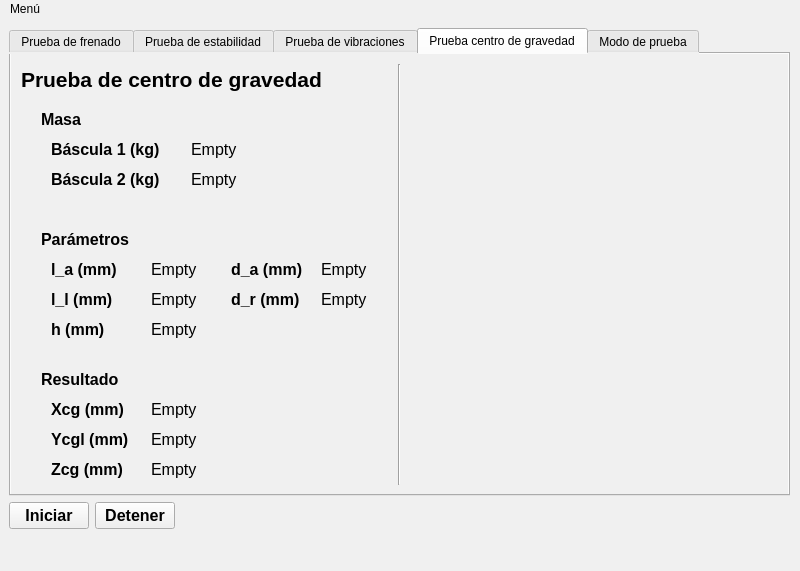
First picture: the form in interfaz_app.ui, repository luisgl90/PVE-Python, before the edit.
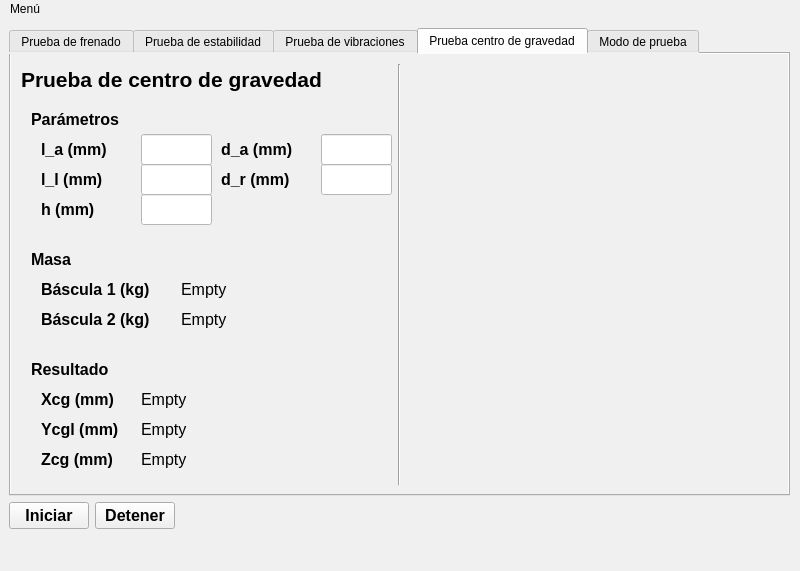
Second picture: the form after the edit. The open tabs and pages were chosen to show the change. Icons and pictures are not drawn. Custom widgets are drawn as their Qt base class.

Diff of the .ui file:
```diff
--- a/interfaz_app.ui
+++ b/interfaz_app.ui
@@ -29,6 +29,9 @@
    <string notr="true">QWidget { 
 	background-color: #f0f0f0 }
 
+QLineEdit { 
+	background-color: #ffffff }
+
 </string>
   </property>
   <widget class="QWidget" name="centralwidget">
@@ -1044,8 +1047,8 @@
         <widget class="QLabel" name="label_cog_2">
          <property name="geometry">
           <rect>
-           <x>40</x>
-           <y>80</y>
+           <x>30</x>
+           <y>220</y>
            <width>131</width>
            <height>31</height>
           </rect>
@@ -1067,8 +1070,8 @@
         <widget class="QLabel" name="label_vib_ay_2">
          <property name="geometry">
           <rect>
-           <x>180</x>
-           <y>80</y>
+           <x>170</x>
+           <y>220</y>
            <width>161</width>
            <height>31</height>
           </rect>
@@ -1091,8 +1094,8 @@
         <widget class="QLabel" name="label_vib_az_2">
          <property name="geometry">
           <rect>
-           <x>180</x>
-           <y>110</y>
+           <x>170</x>
+           <y>250</y>
            <width>161</width>
            <height>31</height>
           </rect>
@@ -1115,8 +1118,8 @@
         <widget class="QLabel" name="label_cog_3">
          <property name="geometry">
           <rect>
-           <x>40</x>
-           <y>110</y>
+           <x>30</x>
+           <y>250</y>
            <width>131</width>
            <height>31</height>
           </rect>
@@ -1135,11 +1138,11 @@
           <string>Báscula 2 (kg)</string>
          </property>
         </widget>
-        <widget class="QLabel" name="label_cog_1">
+        <widget class="QLabel" name="label_cog_tit_2">
          <property name="geometry">
           <rect>
-           <x>30</x>
-           <y>50</y>
+           <x>20</x>
+           <y>190</y>
            <width>131</width>
            <height>31</height>
           </rect>
@@ -1213,9 +1216,9 @@
         <widget class="QLabel" name="label_vib_ay_3">
          <property name="geometry">
           <rect>
-           <x>140</x>
-           <y>200</y>
-           <width>71</width>
+           <x>130</x>
+           <y>330</y>
+           <width>101</width>
            <height>31</height>
           </rect>
          </property>
@@ -1234,152 +1237,12 @@
           <string>Empty</string>
          </property>
         </widget>
-        <widget class="QLabel" name="label_cog_4">
+        <widget class="QLabel" name="label_cog_Zcg">
          <property name="geometry">
           <rect>
-           <x>40</x>
-           <y>200</y>
-           <width>91</width>
-           <height>31</height>
-          </rect>
-         </property>
-         <property name="font">
-          <font>
-           <pointsize>12</pointsize>
-           <weight>75</weight>
-           <bold>true</bold>
-          </font>
-         </property>
-         <property name="frameShape">
-          <enum>QFrame::NoFrame</enum>
-         </property>
-         <property name="text">
-          <string>l_a (mm)</string>
-         </property>
-        </widget>
-        <widget class="QLabel" name="label_cog_5">
-         <property name="geometry">
-          <rect>
-           <x>30</x>
-           <y>170</y>
-           <width>131</width>
-           <height>31</height>
-          </rect>
-         </property>
-         <property name="font">
-          <font>
-           <pointsize>12</pointsize>
-           <weight>75</weight>
-           <bold>true</bold>
-          </font>
-         </property>
-         <property name="frameShape">
-          <enum>QFrame::NoFrame</enum>
-         </property>
-         <property name="text">
-          <string>Parámetros</string>
-         </property>
-        </widget>
-        <widget class="QLabel" name="label_vib_ay_4">
-         <property name="geometry">
-          <rect>
-           <x>310</x>
-           <y>200</y>
-           <width>71</width>
-           <height>31</height>
-          </rect>
-         </property>
-         <property name="font">
-          <font>
-           <pointsize>12</pointsize>
-          </font>
-         </property>
-         <property name="frameShape">
-          <enum>QFrame::NoFrame</enum>
-         </property>
-         <property name="frameShadow">
-          <enum>QFrame::Sunken</enum>
-         </property>
-         <property name="text">
-          <string>Empty</string>
-         </property>
-        </widget>
-        <widget class="QLabel" name="label_cog_6">
-         <property name="geometry">
-          <rect>
-           <x>220</x>
-           <y>200</y>
-           <width>91</width>
-           <height>31</height>
-          </rect>
-         </property>
-         <property name="font">
-          <font>
-           <pointsize>12</pointsize>
-           <weight>75</weight>
-           <bold>true</bold>
-          </font>
-         </property>
-         <property name="frameShape">
-          <enum>QFrame::NoFrame</enum>
-         </property>
-         <property name="text">
-          <string>d_a (mm)</string>
-         </property>
-        </widget>
-        <widget class="QLabel" name="label_vib_ay_5">
-         <property name="geometry">
-          <rect>
-           <x>140</x>
-           <y>230</y>
-           <width>71</width>
-           <height>31</height>
-          </rect>
-         </property>
-         <property name="font">
-          <font>
-           <pointsize>12</pointsize>
-          </font>
-         </property>
-         <property name="frameShape">
-          <enum>QFrame::NoFrame</enum>
-         </property>
-         <property name="frameShadow">
-          <enum>QFrame::Sunken</enum>
-         </property>
-         <property name="text">
-          <string>Empty</string>
-         </property>
-        </widget>
-        <widget class="QLabel" name="label_cog_7">
-         <property name="geometry">
-          <rect>
-           <x>220</x>
-           <y>230</y>
-           <width>91</width>
-           <height>31</height>
-          </rect>
-         </property>
-         <property name="font">
-          <font>
-           <pointsize>12</pointsize>
-           <weight>75</weight>
-           <bold>true</bold>
-          </font>
-         </property>
-         <property name="frameShape">
-          <enum>QFrame::NoFrame</enum>
-         </property>
-         <property name="text">
-          <string>d_r (mm)</string>
-         </property>
-        </widget>
-        <widget class="QLabel" name="label_vib_ay_6">
-         <property name="geometry">
-          <rect>
-           <x>310</x>
-           <y>230</y>
-           <width>71</width>
+           <x>130</x>
+           <y>390</y>
+           <width>101</width>
            <height>31</height>
           </rect>
          </property>
@@ -1401,126 +1264,8 @@
         <widget class="QLabel" name="label_cog_8">
          <property name="geometry">
           <rect>
-           <x>40</x>
-           <y>230</y>
-           <width>91</width>
-           <height>31</height>
-          </rect>
-         </property>
-         <property name="font">
-          <font>
-           <pointsize>12</pointsize>
-           <weight>75</weight>
-           <bold>true</bold>
-          </font>
-         </property>
-         <property name="frameShape">
-          <enum>QFrame::NoFrame</enum>
-         </property>
-         <property name="text">
-          <string>l_l (mm)</string>
-         </property>
-        </widget>
-        <widget class="QLabel" name="label_vib_ay_7">
-         <property name="geometry">
-          <rect>
-           <x>140</x>
-           <y>260</y>
-           <width>71</width>
-           <height>31</height>
-          </rect>
-         </property>
-         <property name="font">
-          <font>
-           <pointsize>12</pointsize>
-          </font>
-         </property>
-         <property name="frameShape">
-          <enum>QFrame::NoFrame</enum>
-         </property>
-         <property name="frameShadow">
-          <enum>QFrame::Sunken</enum>
-         </property>
-         <property name="text">
-          <string>Empty</string>
-         </property>
-        </widget>
-        <widget class="QLabel" name="label_cog_10">
-         <property name="geometry">
-          <rect>
-           <x>40</x>
-           <y>260</y>
-           <width>91</width>
-           <height>31</height>
-          </rect>
-         </property>
-         <property name="font">
-          <font>
-           <pointsize>12</pointsize>
-           <weight>75</weight>
-           <bold>true</bold>
-          </font>
-         </property>
-         <property name="frameShape">
-          <enum>QFrame::NoFrame</enum>
-         </property>
-         <property name="text">
-          <string>h (mm)</string>
-         </property>
-        </widget>
-        <widget class="QLabel" name="label_vib_ay_8">
-         <property name="geometry">
-          <rect>
-           <x>140</x>
-           <y>340</y>
-           <width>101</width>
-           <height>31</height>
-          </rect>
-         </property>
-         <property name="font">
-          <font>
-           <pointsize>12</pointsize>
-          </font>
-         </property>
-         <property name="frameShape">
-          <enum>QFrame::NoFrame</enum>
-         </property>
-         <property name="frameShadow">
-          <enum>QFrame::Sunken</enum>
-         </property>
-         <property name="text">
-          <string>Empty</string>
-         </property>
-        </widget>
-        <widget class="QLabel" name="label_vib_ay_9">
-         <property name="geometry">
-          <rect>
-           <x>140</x>
-           <y>400</y>
-           <width>101</width>
-           <height>31</height>
-          </rect>
-         </property>
-         <property name="font">
-          <font>
-           <pointsize>12</pointsize>
-          </font>
-         </property>
-         <property name="frameShape">
-          <enum>QFrame::NoFrame</enum>
-         </property>
-         <property name="frameShadow">
-          <enum>QFrame::Sunken</enum>
-         </property>
-         <property name="text">
-          <string>Empty</string>
-         </property>
-        </widget>
-        <widget class="QLabel" name="label_cog_9">
-         <property name="geometry">
-          <rect>
-           <x>40</x>
-           <y>340</y>
+           <x>30</x>
+           <y>330</y>
            <width>91</width>
            <height>31</height>
           </rect>
@@ -1542,8 +1287,8 @@
         <widget class="QLabel" name="label_vib_ay_10">
          <property name="geometry">
           <rect>
-           <x>140</x>
-           <y>370</y>
+           <x>130</x>
+           <y>360</y>
            <width>101</width>
            <height>31</height>
           </rect>
@@ -1563,11 +1308,11 @@
           <string>Empty</string>
          </property>
         </widget>
-        <widget class="QLabel" name="label_cog_11">
+        <widget class="QLabel" name="label_cog_9">
          <property name="geometry">
           <rect>
-           <x>40</x>
-           <y>370</y>
+           <x>30</x>
+           <y>360</y>
            <width>91</width>
            <height>31</height>
           </rect>
@@ -1589,8 +1334,8 @@
         <widget class="QLabel" name="label_cog_12">
          <property name="geometry">
           <rect>
-           <x>30</x>
-           <y>310</y>
+           <x>20</x>
+           <y>300</y>
            <width>131</width>
            <height>31</height>
           </rect>
@@ -1609,11 +1354,11 @@
           <string>Resultado</string>
          </property>
         </widget>
-        <widget class="QLabel" name="label_cog_13">
+        <widget class="QLabel" name="label_cog_10">
          <property name="geometry">
           <rect>
-           <x>40</x>
-           <y>400</y>
+           <x>30</x>
+           <y>390</y>
            <width>91</width>
            <height>31</height>
           </rect>
@@ -1632,6 +1377,219 @@
           <string>Zcg (mm)</string>
          </property>
         </widget>
+        <widget class="QLabel" name="label_cog_4">
+         <property name="geometry">
+          <rect>
+           <x>210</x>
+           <y>80</y>
+           <width>91</width>
+           <height>31</height>
+          </rect>
+         </property>
+         <property name="font">
+          <font>
+           <pointsize>12</pointsize>
+           <weight>75</weight>
+           <bold>true</bold>
+          </font>
+         </property>
+         <property name="frameShape">
+          <enum>QFrame::NoFrame</enum>
+         </property>
+         <property name="text">
+          <string>d_a (mm)</string>
+         </property>
+        </widget>
+        <widget class="QLabel" name="label_cog_1">
+         <property name="geometry">
+          <rect>
+           <x>30</x>
+           <y>80</y>
+           <width>91</width>
+           <height>31</height>
+          </rect>
+         </property>
+         <property name="font">
+          <font>
+           <pointsize>12</pointsize>
+           <weight>75</weight>
+           <bold>true</bold>
+          </font>
+         </property>
+         <property name="frameShape">
+          <enum>QFrame::NoFrame</enum>
+         </property>
+         <property name="text">
+          <string>l_a (mm)</string>
+         </property>
+        </widget>
+        <widget class="QLabel" name="label_cog_2">
+         <property name="geometry">
+          <rect>
+           <x>30</x>
+           <y>110</y>
+           <width>91</width>
+           <height>31</height>
+          </rect>
+         </property>
+         <property name="font">
+          <font>
+           <pointsize>12</pointsize>
+           <weight>75</weight>
+           <bold>true</bold>
+          </font>
+         </property>
+         <property name="frameShape">
+          <enum>QFrame::NoFrame</enum>
+         </property>
+         <property name="text">
+          <string>l_l (mm)</string>
+         </property>
+        </widget>
+        <widget class="QLabel" name="label_cog_5">
+         <property name="geometry">
+          <rect>
+           <x>210</x>
+           <y>110</y>
+           <width>91</width>
+           <height>31</height>
+          </rect>
+         </property>
+         <property name="font">
+          <font>
+           <pointsize>12</pointsize>
+           <weight>75</weight>
+           <bold>true</bold>
+          </font>
+         </property>
+         <property name="frameShape">
+          <enum>QFrame::NoFrame</enum>
+         </property>
+         <property name="text">
+          <string>d_r (mm)</string>
+         </property>
+        </widget>
+        <widget class="QLabel" name="label_cog_tit_1">
+         <property name="geometry">
+          <rect>
+           <x>20</x>
+           <y>50</y>
+           <width>131</width>
+           <height>31</height>
+          </rect>
+         </property>
+         <property name="font">
+          <font>
+           <pointsize>12</pointsize>
+           <weight>75</weight>
+           <bold>true</bold>
+          </font>
+         </property>
+         <property name="frameShape">
+          <enum>QFrame::NoFrame</enum>
+         </property>
+         <property name="text">
+          <string>Parámetros</string>
+         </property>
+        </widget>
+        <widget class="QLabel" name="label_cog_3">
+         <property name="geometry">
+          <rect>
+           <x>30</x>
+           <y>140</y>
+           <width>91</width>
+           <height>31</height>
+          </rect>
+         </property>
+         <property name="font">
+          <font>
+           <pointsize>12</pointsize>
+           <weight>75</weight>
+           <bold>true</bold>
+          </font>
+         </property>
+         <property name="frameShape">
+          <enum>QFrame::NoFrame</enum>
+         </property>
+         <property name="text">
+          <string>h (mm)</string>
+         </property>
+        </widget>
+        <widget class="QLineEdit" name="edit_cog_la">
+         <property name="geometry">
+          <rect>
+           <x>130</x>
+           <y>80</y>
+           <width>71</width>
+           <height>31</height>
+          </rect>
+         </property>
+         <property name="font">
+          <font>
+           <pointsize>12</pointsize>
+          </font>
+         </property>
+        </widget>
+        <widget class="QLineEdit" name="edit_cog_ll">
+         <property name="geometry">
+          <rect>
+           <x>130</x>
+           <y>110</y>
+           <width>71</width>
+           <height>31</height>
+          </rect>
+         </property>
+         <property name="font">
+          <font>
+           <pointsize>12</pointsize>
+          </font>
+         </property>
+        </widget>
+        <widget class="QLineEdit" name="edit_cog_h">
+         <property name="geometry">
+          <rect>
+           <x>130</x>
+           <y>140</y>
+           <width>71</width>
+           <height>31</height>
+          </rect>
+         </property>
+         <property name="font">
+          <font>
+           <pointsize>12</pointsize>
+          </font>
+         </property>
+        </widget>
+        <widget class="QLineEdit" name="edit_cog_da">
+         <property name="geometry">
+          <rect>
+           <x>310</x>
+           <y>80</y>
+           <width>71</width>
+           <height>31</height>
+          </rect>
+         </property>
+         <property name="font">
+          <font>
+           <pointsize>12</pointsize>
+          </font>
+         </property>
+        </widget>
+        <widget class="QLineEdit" name="edit_cog_dr">
+         <property name="geometry">
+          <rect>
+           <x>310</x>
+           <y>110</y>
+           <width>71</width>
+           <height>31</height>
+          </rect>
+         </property>
+         <property name="font">
+          <font>
+           <pointsize>12</pointsize>
+          </font>
+         </property>
+        </widget>
        </widget>
        <widget class="QWidget" name="tab_prueba">
         <attribute name="title">
```
Left out of the diff: 54 changed lines with no effect on the pictures.
